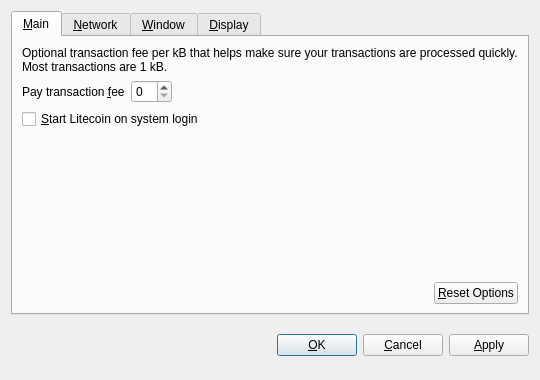
fishcoin/fishcoin, file src/qt/forms/optionsdialog.ui: the form before one commit.
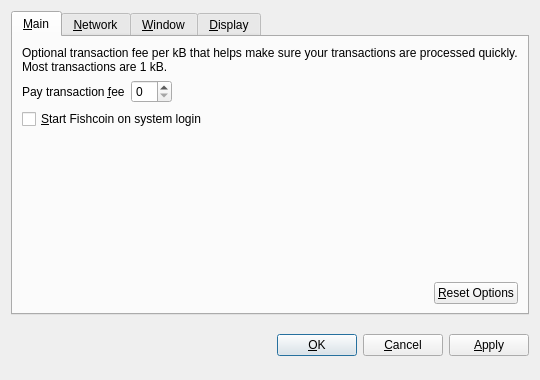
The form after the commit. Custom widgets are drawn as their Qt base class.

Patch:
```diff
--- a/src/qt/forms/optionsdialog.ui
+++ b/src/qt/forms/optionsdialog.ui
@@ -82,7 +82,7 @@
           <string>Automatically start Litecoin after logging in to the system.</string>
          </property>
          <property name="text">
-          <string>&amp;Start Litecoin on system login</string>
+          <string>&amp;Start Fishcoin on system login</string>
          </property>
         </widget>
        </item>
```
Left out of the diff: 10 changed lines with no effect on the pictures.
